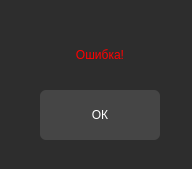
DuckAndStranger/isaac-cheat, file Error_RU2.ui: the form before one commit.
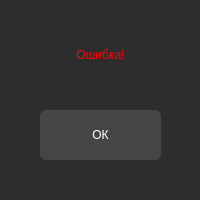
The form after the commit.

What changed in the file:
```diff
--- a/Error_RU2.ui
+++ b/Error_RU2.ui
@@ -6,10 +6,28 @@
    <rect>
     <x>0</x>
     <y>0</y>
-    <width>192</width>
-    <height>169</height>
+    <width>200</width>
+    <height>200</height>
    </rect>
   </property>
+  <property name="sizePolicy">
+   <sizepolicy hsizetype="Fixed" vsizetype="Fixed">
+    <horstretch>0</horstretch>
+    <verstretch>0</verstretch>
+   </sizepolicy>
+  </property>
+  <property name="minimumSize">
+   <size>
+    <width>200</width>
+    <height>200</height>
+   </size>
+  </property>
+  <property name="maximumSize">
+   <size>
+    <width>200</width>
+    <height>200</height>
+   </size>
+  </property>
   <property name="windowTitle">
    <string>Form</string>
   </property>
@@ -22,8 +40,8 @@
    <property name="geometry">
     <rect>
      <x>40</x>
-     <y>90</y>
-     <width>120</width>
+     <y>110</y>
+     <width>121</width>
      <height>50</height>
     </rect>
    </property>
@@ -59,7 +77,7 @@
     <rect>
      <x>40</x>
      <y>30</y>
-     <width>120</width>
+     <width>121</width>
      <height>50</height>
     </rect>
    </property>
```
